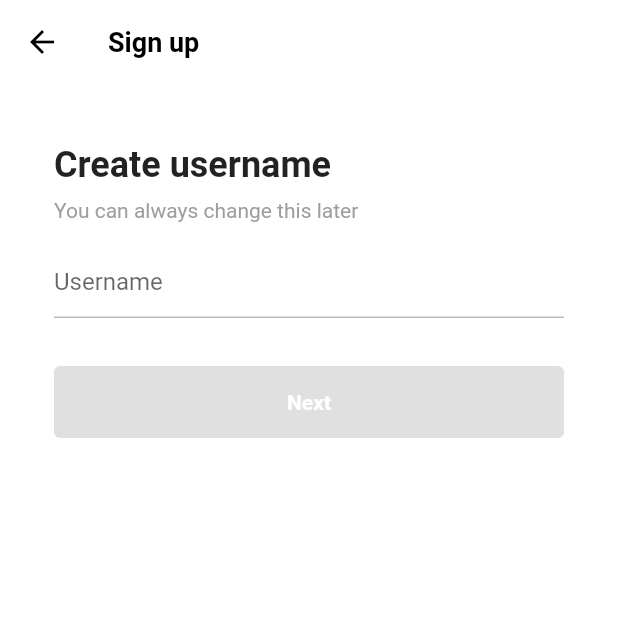
After one commit to sangmin4208/tiktok_clone, a Flutter app: the screen it shows after launch, after a tap on "Continue with Apple", on a phone screen of 412 x 824 dp, the top half of it. The commit adds this screen. Run offline on Flutter 3.47's test engine with Material 2 defaults, Android fonts, the phone set to English and light mode, and no system bars; our stand-ins replace font_awesome_flutter.

Commit message:
👍 4.5 FormButton

```diff
--- a/lib/features/authentication/sign_up_screen.dart
+++ b/lib/features/authentication/sign_up_screen.dart
@@ -2,16 +2,34 @@ import 'package:flutter/material.dart';
 import 'package:font_awesome_flutter/font_awesome_flutter.dart';
 import 'package:tiktok_clone/const/gaps.dart';
 import 'package:tiktok_clone/const/sizes.dart';
+import 'package:tiktok_clone/features/authentication/email_screen.dart';
 import 'package:tiktok_clone/features/authentication/login_screen.dart';
+import 'package:tiktok_clone/features/authentication/username_screen.dart';
 import 'package:tiktok_clone/features/authentication/widgets/auth_button.dart';
 
 class SignUpScreen extends StatelessWidget {
   const SignUpScreen({super.key});
 
-  void onLoginTap(BuildContext context) {
+  void _onLoginTap(BuildContext context) {
     Navigator.of(context).push(
       MaterialPageRoute(
         builder: (context) => const LoginScreen(),
+      ),
+    );
+  }
+
+  void _onEmailTap(BuildContext context) {
+    Navigator.of(context).push(
+      MaterialPageRoute(
+        builder: (context) => const EmailScreen(),
+      ),
+    );
+  }
+
+  void _onAppleTap(BuildContext context) {
+    Navigator.of(context).push(
+      MaterialPageRoute(
+        builder: (context) => const UsernameScreen(),
       ),
     );
   }
@@ -57,9 +75,9 @@ class SignUpScreen extends StatelessWidget {
                 ],
               ),
               Column(
-                children: const [
+                children: [
                   Gaps.v80,
-                  Text(
+                  const Text(
                     "Sign up for TikTok",
                     style: TextStyle(
                       fontSize: Sizes.size24,
@@ -67,7 +85,7 @@ class SignUpScreen extends StatelessWidget {
                     ),
                   ),
                   Gaps.v20,
-                  Text(
+                  const Text(
                     "Create a profile, follow other accounts, make your own videos, and more",
                     style: TextStyle(
                       fontSize: Sizes.size16,
@@ -77,12 +95,15 @@ class SignUpScreen extends StatelessWidget {
                   ),
                   Gaps.v40,
                   AuthButton(
-                      icon: FaIcon(FontAwesomeIcons.solidUser),
-                      text: "User email & password"),
+                    icon: const FaIcon(FontAwesomeIcons.solidUser),
+                    text: "User email & password",
+                    onTap: () => _onEmailTap(context),
+                  ),
                   Gaps.v16,
                   AuthButton(
                     text: "Continue with Apple",
-                    icon: FaIcon(FontAwesomeIcons.apple),
+                    icon: const FaIcon(FontAwesomeIcons.apple),
+                    onTap: () => _onAppleTap(context),
                   ),
                 ],
               ),
@@ -105,7 +126,7 @@ class SignUpScreen extends StatelessWidget {
               ),
               Gaps.h5,
               GestureDetector(
-                onTap: () => onLoginTap(context),
+                onTap: () => _onLoginTap(context),
                 child: Text(
                   "Log in",
                   style: TextStyle(
--- /dev/null
+++ b/lib/features/authentication/username_screen.dart
@@ -0,0 +1,122 @@
+import 'package:flutter/material.dart';
+import 'package:tiktok_clone/const/gaps.dart';
+import 'package:tiktok_clone/const/sizes.dart';
+
+class UsernameScreen extends StatefulWidget {
+  const UsernameScreen({super.key});
+
+  @override
+  State<UsernameScreen> createState() => _UsernameScreenState();
+}
+
+class _UsernameScreenState extends State<UsernameScreen> {
+  final TextEditingController _usernameController = TextEditingController();
+  bool _isTyping = false;
+  bool get _isUsernameValid => _username.isNotEmpty;
+  String get _username => _usernameController.text;
+  @override
+  void initState() {
+    _usernameController.addListener(() {
+      if (_isTyping != true && _username.isNotEmpty) {
+        _isTyping = true;
+      }
+      setState(() {});
+    });
+    super.initState();
+  }
+
+  @override
+  void dispose() {
+    _usernameController.dispose();
+    super.dispose();
+  }
+
+  @override
+  Widget build(BuildContext context) {
+    return Scaffold(
+      appBar: AppBar(
+        title: const Text(
+          'Sign up',
+        ),
+      ),
+      body: Padding(
+        padding: const EdgeInsets.symmetric(
+          horizontal: Sizes.size36,
+        ),
+        child: Column(
+          crossAxisAlignment: CrossAxisAlignment.start,
+          children: [
+            Gaps.v40,
+            const Text(
+              'Create username',
+              style: TextStyle(
+                fontSize: Sizes.size24,
+                fontWeight: FontWeight.w700,
+              ),
+            ),
+            Gaps.v8,
+            const Text(
+              'You can always change this later',
+              style: TextStyle(
+                fontSize: Sizes.size14,
+                color: Colors.grey,
+                fontWeight: FontWeight.w400,
+              ),
+            ),
+            Gaps.v16,
+            TextField(
+              controller: _usernameController,
+              cursorColor: Theme.of(context).primaryColor,
+              decoration: InputDecoration(
+                errorText: _isUsernameValid || !_isTyping
+                    ? null
+                    : 'Username is required',
+                hintText: 'Username',
+                hintStyle: const TextStyle(
+                  fontSize: Sizes.size16,
+                  fontWeight: FontWeight.w400,
+                ),
+                enabledBorder: UnderlineInputBorder(
+                  borderSide: BorderSide(
+                    color: Colors.grey.shade400,
+                  ),
+                ),
+                focusedBorder: const UnderlineInputBorder(
+                  borderSide: BorderSide(
+                    color: Colors.black87,
+                  ),
+                ),
+              ),
+            ),
+            Gaps.v32,
+            FractionallySizedBox(
+              widthFactor: 1,
+              child: AnimatedContainer(
+                duration: const Duration(
+                  milliseconds: 300,
+                ),
+                padding: const EdgeInsets.symmetric(
+                  vertical: Sizes.size16,
+                ),
+                decoration: BoxDecoration(
+                  borderRadius: BorderRadius.circular(Sizes.size4),
+                  color: _isUsernameValid
+                      ? Theme.of(context).primaryColor
+                      : Colors.grey.shade300,
+                ),
+                child: const Text(
+                  'Next',
+                  textAlign: TextAlign.center,
+                  style: TextStyle(
+                    color: Colors.white,
+                    fontWeight: FontWeight.w600,
+                  ),
+                ),
+              ),
+            ),
+          ],
+        ),
+      ),
+    );
+  }
+}
--- a/lib/features/authentication/widgets/auth_button.dart
+++ b/lib/features/authentication/widgets/auth_button.dart
@@ -3,13 +3,20 @@ import 'package:font_awesome_flutter/font_awesome_flutter.dart';
 import 'package:tiktok_clone/const/sizes.dart';
 
 class AuthButton extends StatelessWidget {
+  const AuthButton({
+    super.key,
+    required this.text,
+    required this.icon,
+    required this.onTap,
+  });
   final String text;
   final FaIcon icon;
-  const AuthButton({super.key, required this.text, required this.icon});
-
+  final VoidCallback onTap;
   @override
   Widget build(BuildContext context) {
-    return FractionallySizedBox(
+    return GestureDetector(
+      onTap: onTap,
+      child: FractionallySizedBox(
         widthFactor: 1,
         child: Container(
           padding: const EdgeInsets.all(
@@ -40,6 +47,7 @@ class AuthButton extends StatelessWidget {
             ],
           ),
         ),
+      ),
     );
   }
 }
--- a/lib/main.dart
+++ b/lib/main.dart
@@ -1,4 +1,5 @@
 import 'package:flutter/material.dart';
+import 'package:tiktok_clone/const/sizes.dart';
 import 'package:tiktok_clone/features/authentication/sign_up_screen.dart';
 
 void main() {
@@ -12,7 +13,18 @@ class TikTokApp extends StatelessWidget {
   Widget build(BuildContext context) {
     return MaterialApp(
       theme: ThemeData(
+        scaffoldBackgroundColor: Colors.white,
         primaryColor: const Color(0xFFE9435A),
+        appBarTheme: const AppBarTheme(
+          elevation: 0,
+          backgroundColor: Colors.white,
+          foregroundColor: Colors.black,
+          titleTextStyle: TextStyle(
+            fontSize: Sizes.size16 + Sizes.size2,
+            fontWeight: FontWeight.w700,
+            color: Colors.black,
+          ),
+        ),
       ),
       home: const SignUpScreen(),
     );
```
Also changed, not shown: lib/features/authentication/email_screen.dart (added, +14 -0 lines), lib/features/authentication/login_screen.dart (+11 -8 lines). Lines whose indentation alone changed are shown as unchanged.
